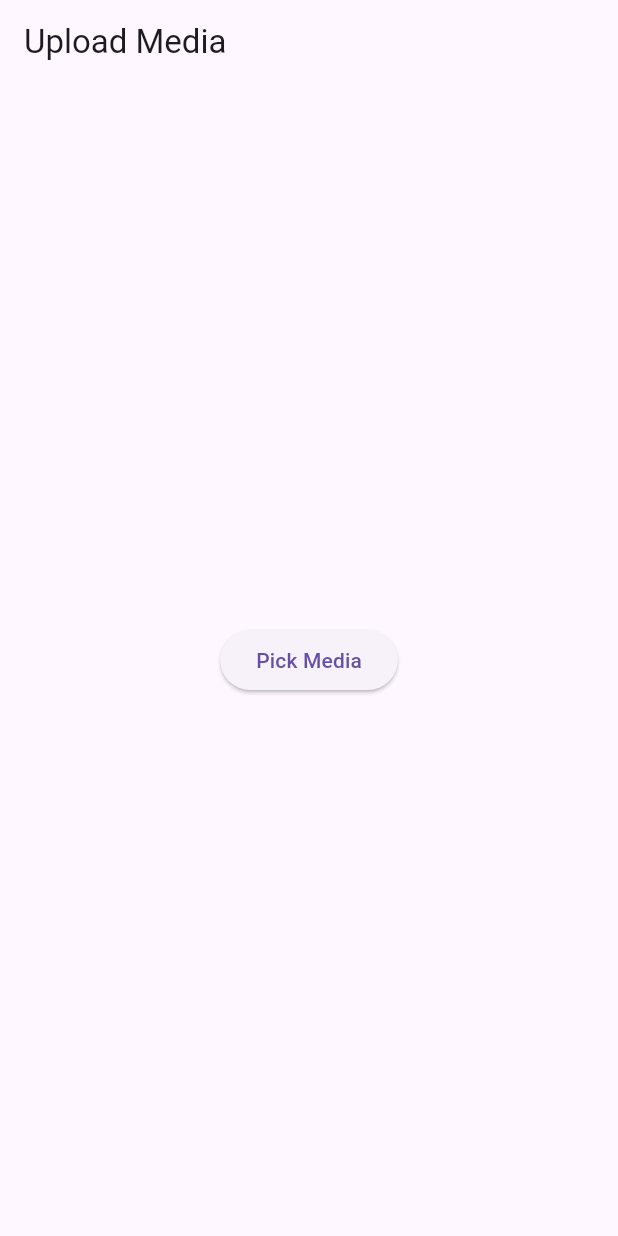
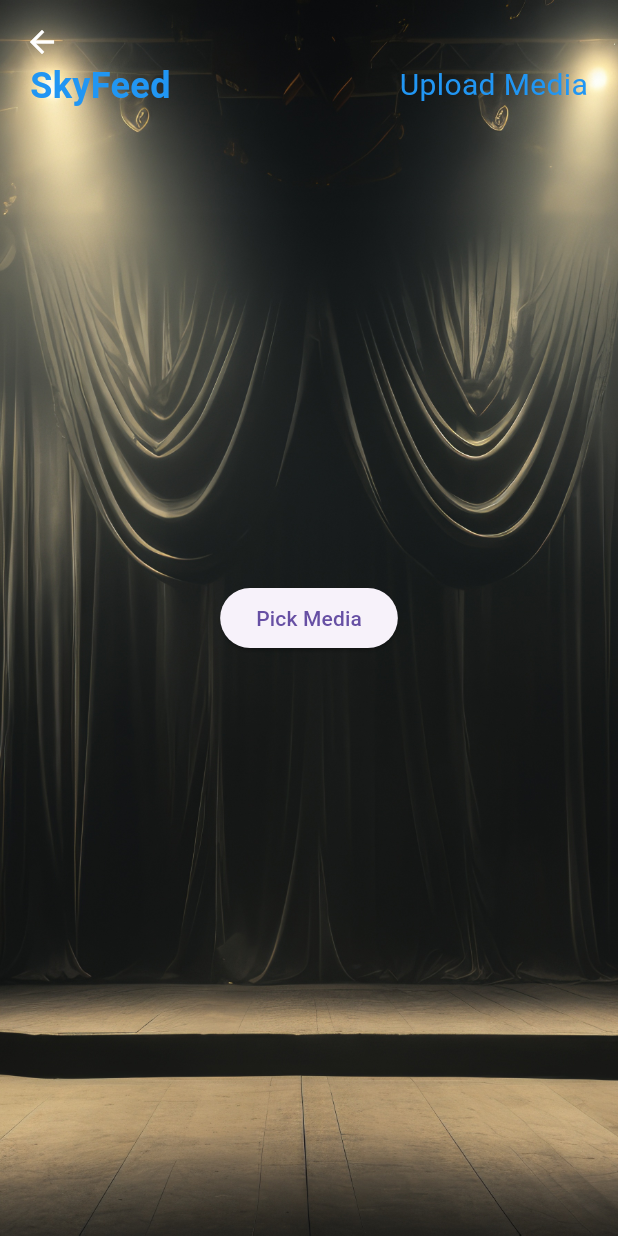
Before and after one commit to enigmayash/SkyFeed_admin, a Flutter app: the MediaUploadPage screen opened by its route, on a phone screen of 412 x 824 dp. Run offline on Flutter 3.47's test engine with Material 3 defaults, Android fonts, the phone set to English and light mode, and no system bars; our stand-ins replace file_picker, go_router, video_player; missing offline and left inert: amplify_auth_cognito, amplify_flutter, amplify_storage_s3.

```diff
--- a/lib/MediaUploadPage.dart
+++ b/lib/MediaUploadPage.dart
@@ -4,6 +4,7 @@ import 'package:flutter/material.dart';
 // import 'package:amplify_storage_s3/amplify_storage_s3.dart';
 import 'package:file_picker/file_picker.dart';
 import 'package:amplify_flutter/amplify_flutter.dart';
+import 'package:go_router/go_router.dart';
 
 class MediaUploadPage extends StatefulWidget{
   const MediaUploadPage({super.key});
@@ -59,14 +60,69 @@ class _MediaUploadPageState extends State<MediaUploadPage>{
   Widget build(BuildContext context) {
     return Scaffold(
       appBar: AppBar(
-        title: const Text('Upload Media'),
+        backgroundColor: Colors.transparent,
+        elevation: 0,
+        leading: IconButton(
+          icon: const Icon(Icons.arrow_back, color: Colors.white),
+          onPressed: () {
+            if (context.canPop()) {
+              context.pop();
+            } else {
+              context.go('/');  // Navigate to home if can't pop
+            }
+          },
         ),
-      body: Center(
+      ),
+      extendBodyBehindAppBar: true,
+      body: Stack(
+        children: [
+          // Background Image
+          Container(
+            decoration: const BoxDecoration(
+              image: DecorationImage(
+                image: AssetImage('assets/images/background.jpg'),
+                fit: BoxFit.cover,
+              ),
+            ),
+          ),
+
+          // App Name (top left) and Page Name (top right)
+          const Positioned(
+            top: 40,
+            left: 20,
+            right: 20,
+            child: Row(
+              mainAxisAlignment: MainAxisAlignment.spaceBetween,
+              children:  [
+                Text(
+                  'SkyFeed',
+                  style: TextStyle(
+                    fontSize: 24,
+                    fontWeight: FontWeight.bold,
+                    color: Colors.blue,
+                  ),
+                ),
+                Text(
+                  'Upload Media',
+                  style: TextStyle(
+                    fontSize: 20,
+                    color: Colors.blue,
+                  ),
+                ),
+              ],
+            ),
+          ),
+
+          // Main content
+          Center(
             child: Column(
               mainAxisAlignment: MainAxisAlignment.center,
               children: <Widget>[
                 if (_mediaFile != null)
-              Text('Media Selected: ${_mediaFile?.path.split('/').last}'),
+                  Text(
+                    'Media Selected: ${_mediaFile?.path.split('/').last}',
+                    style: const TextStyle(color: Colors.white),
+                  ),
                 ElevatedButton(
                   onPressed: _pickmedia,
                   child: const Text('Pick Media'),
@@ -79,6 +135,8 @@ class _MediaUploadPageState extends State<MediaUploadPage>{
               ],
             ),
           ),
+        ],
+      ),
     );
   }
 }
--- a/lib/main.dart
+++ b/lib/main.dart
@@ -65,8 +65,6 @@ const amplifyconfig = '''{
 
 void main() async {
   WidgetsFlutterBinding.ensureInitialized();
-
-  // initialize amplify
   await _configureAmplify();
   runApp(const MyApp());
 }
@@ -115,7 +113,7 @@ Future<void> _configureAmplify() async {
 }
 
 class MyApp extends StatelessWidget {
-  const MyApp({super.key});
+  const MyApp({Key? key}) : super(key: key);
 
   @override
   Widget build(BuildContext context) {
@@ -125,6 +123,7 @@ class MyApp extends StatelessWidget {
         primarySwatch: Colors.blue,
       ),
       routerConfig: _router,
+      debugShowCheckedModeBanner: false,
     );
   }
 }
```
Also changed, not shown: lib/ConfirmSignUpPage.dart (+7 -1 lines), lib/HomePage.dart (+4 -8 lines), lib/SignInPage.dart (+13 -1 lines), lib/SignUpPage.dart (+13 -1 lines), lib/listmedia.dart (+74 -5 lines). Lines whose indentation alone changed are shown as unchanged.
